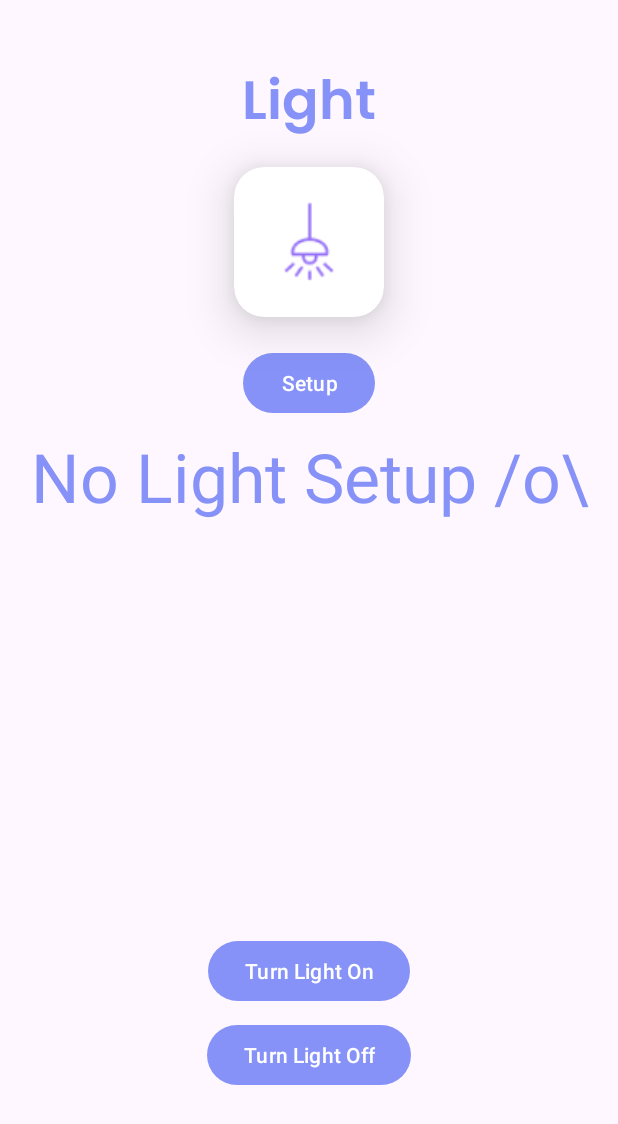
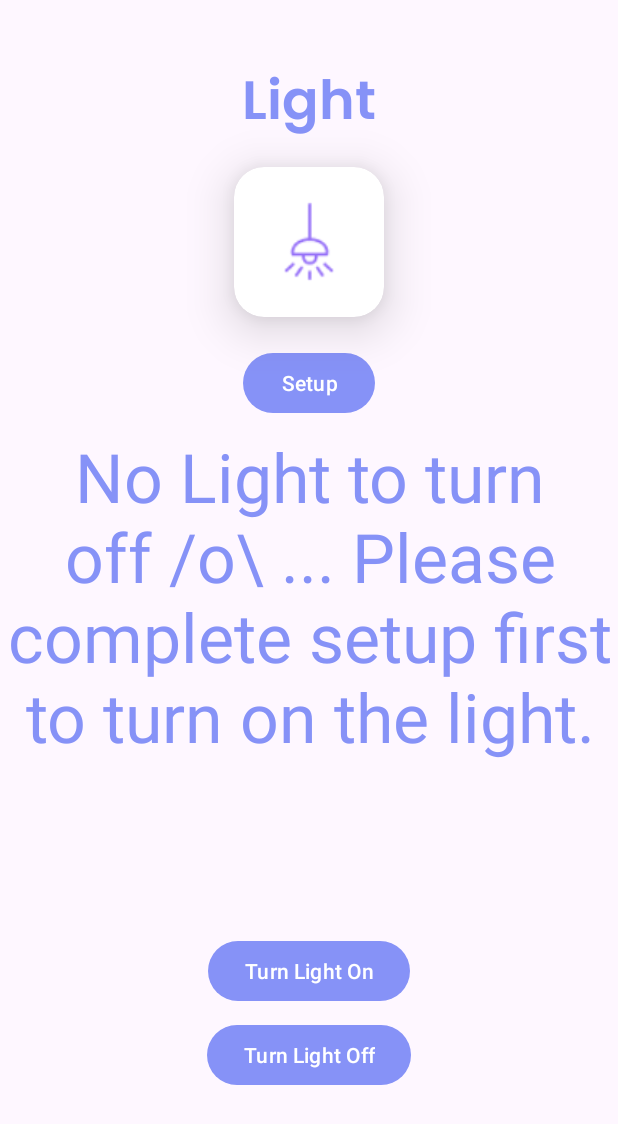
Before and after one commit to OCovachConestoga/Group18-Sec3-HomeSecurityApp-Owen-Michelle-Hang-Nick, an Android app: the LightActivity screen opened directly, with no data from a screen before it, after a tap on "Turn Light Off", on a phone screen of 412 x 824 dp. Shown: the top 1124 px of the screen. Run offline under Robolectric (Android 15) with nearby library versions, the phone set to English and light mode, and no system bars; our stand-ins replace Firebase (no records; nobody signed in at launch, a user with empty details on screens opened directly); 3 other taps on this screen came first.

Commit message:
fix: add setupButton onClick to both Camera and Light xml
Co-Authored-By: mgordon <146022076+mag9073@users.noreply.github.com>

```diff
--- a/app/src/main/java/com/example/home_security_system_app/Light.java
+++ b/app/src/main/java/com/example/home_security_system_app/Light.java
@@ -49,7 +49,7 @@ public class Light{
         if(isSetup)
             lightDisplay.setText("Light is Turned On \\o/");
         else
-            lightDisplay.setText("No Light to Turn On /o\\");
+            lightDisplay.setText("No Light to Turn On /o\\ ... Please complete setup first to turn on the light.");
     }
 
     // Function to simulate turning off the light
@@ -60,7 +60,7 @@ public class Light{
         if(isSetup)
             lightDisplay.setText("Light is Turned Off \\o/");
         else
-            lightDisplay.setText("No Light to turn off /o\\");
+            lightDisplay.setText("No Light to turn off /o\\ ... Please complete setup first to turn on the light.");
     }
 
     // Function to simulate setting up the light timer
@@ -71,7 +71,7 @@ public class Light{
         if(isSetup)
             lightDisplay.setText("Light Timer is Set Up \\o/");
         else
-            lightDisplay.setText("No Light to Turn On /o\\");
+            lightDisplay.setText("No Light to Turn On /o\\ ... Please complete setup first to turn on the light.");
     }
 
 }
--- a/app/src/main/res/layout/activity_camera.xml
+++ b/app/src/main/res/layout/activity_camera.xml
@@ -64,6 +64,7 @@
         android:layout_height="wrap_content"
         android:layout_marginTop="20dp"
         android:text="@string/SetupTitle"
+        android:onClick="setupButton"
         app:layout_constraintTop_toBottomOf="@+id/cameraCard"
         app:layout_constraintStart_toStartOf="parent"
         app:layout_constraintEnd_toEndOf="parent" />
--- a/app/src/main/res/layout/activity_light.xml
+++ b/app/src/main/res/layout/activity_light.xml
@@ -64,6 +64,7 @@
         android:layout_height="wrap_content"
         android:layout_marginTop="20dp"
         android:text="@string/SetupTitle"
+        android:onClick="setupButton"
         app:layout_constraintTop_toBottomOf="@+id/lightCard"
         app:layout_constraintStart_toStartOf="parent"
         app:layout_constraintEnd_toEndOf="parent" />
```
